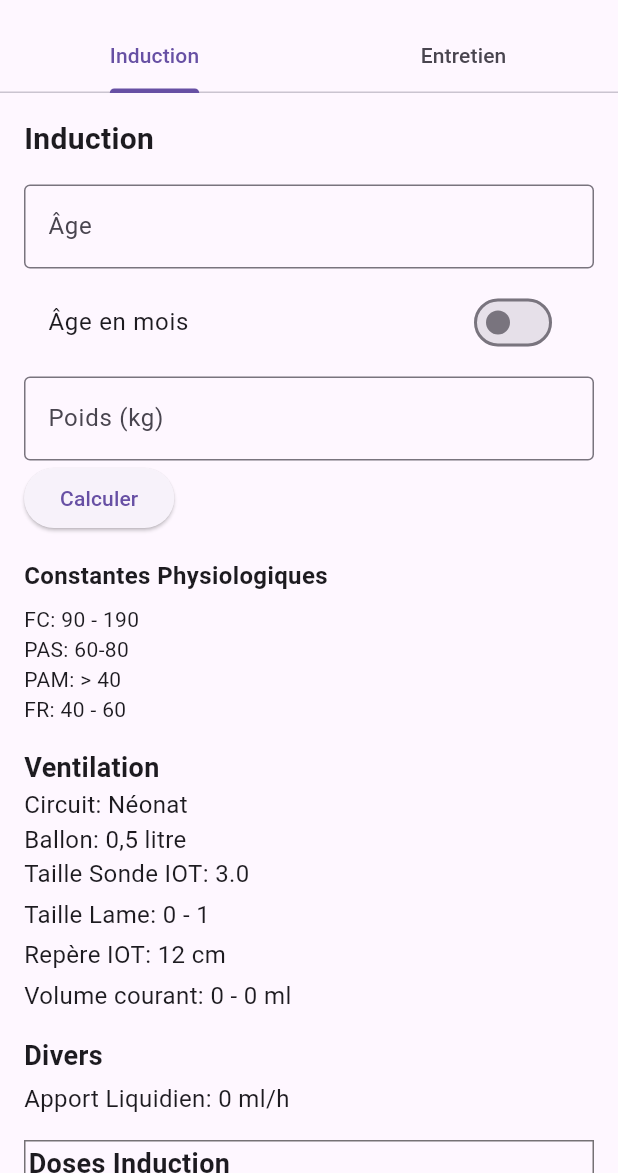
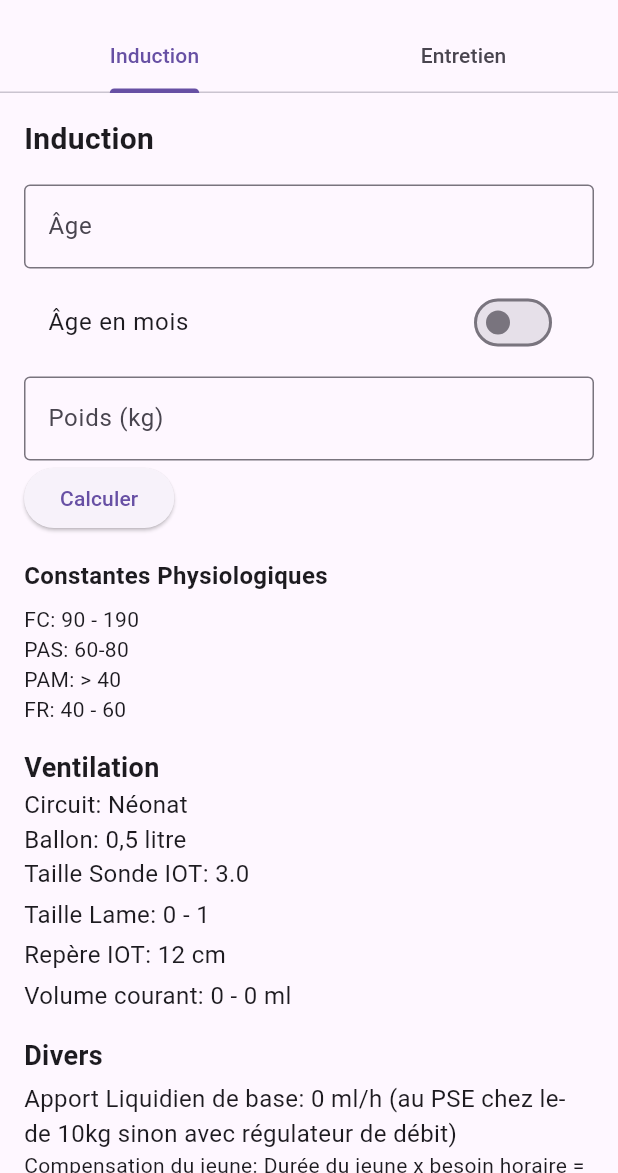
Before and after one commit to Thomdev38/pedianest, a Flutter app: the PosologieCalculatorScreen screen opened directly, after a tap on "Calculer", on a phone screen of 412 x 824 dp, the part 63-1236 px from its top. Run offline on Flutter 3.47's test engine with Material 3 defaults, Android fonts, the phone set to English and light mode, and no system bars; missing offline and left inert: syncfusion_flutter_pdfviewer.

Commit message:
Update posologiecalculator.dart

```diff
--- a/lib/posologiecalculator.dart
+++ b/lib/posologiecalculator.dart
@@ -539,9 +539,11 @@ class InductionPage extends StatelessWidget {
             ),
             const SizedBox(height: 4),
             Text(
-              'Apport Liquidien: $apportLiquidien ml/h',
+              'Apport Liquidien de base: $apportLiquidien ml/h (au PSE chez le- de 10kg sinon avec régulateur de débit)' ,
               style: const TextStyle(fontSize: 16),
             ),
+            Text("Compensation du jeune: Durée du jeune x besoin horaire = volume à compenser"),
+            Text("Passer 50% de ce volume la première heure et 50% sur la deuxième heure"),
           ],
           const SizedBox(height: 16),
           if (dosePropofolmini != null && dosePropofolmaxi != null) ...[
```
